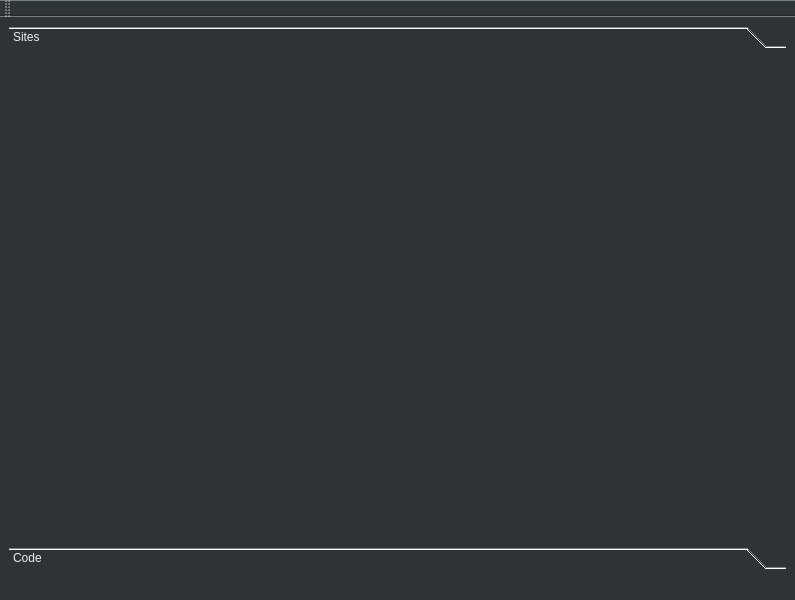
emendir/IPNS-Manager, file MainWindow.ui: the form before one commit.
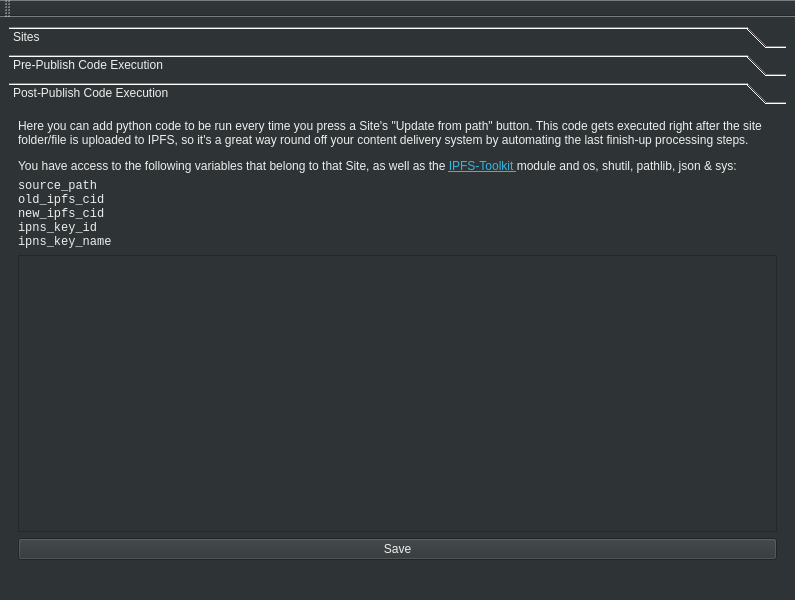
The form after the commit. The open tabs and pages were chosen to show the change.

Commit message: V0.2.0 pre-publish custom code execution feature; Windows binary

What changed in the file:
```diff
--- a/MainWindow.ui
+++ b/MainWindow.ui
@@ -232,7 +232,7 @@
          <x>0</x>
          <y>0</y>
          <width>787</width>
-         <height>476</height>
+         <height>449</height>
         </rect>
        </property>
        <attribute name="label">
@@ -250,7 +250,7 @@
         </rect>
        </property>
        <attribute name="label">
-        <string>Code</string>
+        <string>Pre-Publish Code Execution</string>
        </attribute>
        <layout class="QVBoxLayout" name="verticalLayout">
         <item>
@@ -285,6 +285,78 @@
           <property name="text">
            <string>source_path
 old_ipfs_cid
+ipns_key_id
+ipns_key_name</string>
+          </property>
+          <property name="wordWrap">
+           <bool>true</bool>
+          </property>
+          <property name="margin">
+           <number>6</number>
+          </property>
+         </widget>
+        </item>
+        <item>
+         <widget class="QTextEdit" name="prepublish_codebox">
+          <property name="font">
+           <font>
+            <family>Liberation Mono</family>
+           </font>
+          </property>
+          <property name="toolTip">
+           <string>enter your python code here</string>
+          </property>
+         </widget>
+        </item>
+        <item>
+         <widget class="QPushButton" name="prepublish_code_save_btn">
+          <property name="toolTip">
+           <string>save your custom python code</string>
+          </property>
+          <property name="text">
+           <string>Save</string>
+          </property>
+         </widget>
+        </item>
+       </layout>
+      </widget>
+      <widget class="QWidget" name="PostPublishCodPage">
+       <attribute name="label">
+        <string>Post-Publish Code Execution</string>
+       </attribute>
+       <layout class="QVBoxLayout" name="verticalLayout_2">
+        <item>
+         <widget class="QLabel" name="label_4">
+          <property name="sizePolicy">
+           <sizepolicy hsizetype="Preferred" vsizetype="Preferred">
+            <horstretch>0</horstretch>
+            <verstretch>0</verstretch>
+           </sizepolicy>
+          </property>
+          <property name="text">
+           <string>&lt;html&gt;&lt;head/&gt;&lt;body&gt;&lt;p&gt;Here you can add python code to be run every time you press a Site's &amp;quot;Update from path&amp;quot; button. This code gets executed right after the site folder/file is uploaded to IPFS, so it's a great way round off your content delivery system by automating the last finish-up processing steps.&lt;/p&gt;&lt;p&gt;You have access to the following variables that belong to that Site, as well as the &lt;a href=&quot;https://github.com/emendir/IPFS-Toolkit-Python&quot;&gt;&lt;span style=&quot; text-decoration: underline; color:#2eb8e6;&quot;&gt;IPFS-Toolkit &lt;/span&gt;&lt;/a&gt;module and os, shutil, pathlib, json &amp;amp; sys:&lt;/p&gt;&lt;/body&gt;&lt;/html&gt;</string>
+          </property>
+          <property name="scaledContents">
+           <bool>false</bool>
+          </property>
+          <property name="wordWrap">
+           <bool>true</bool>
+          </property>
+          <property name="margin">
+           <number>0</number>
+          </property>
+         </widget>
+        </item>
+        <item>
+         <widget class="QLabel" name="label_3">
+          <property name="font">
+           <font>
+            <family>Liberation Mono</family>
+           </font>
+          </property>
+          <property name="text">
+           <string>source_path
+old_ipfs_cid
 new_ipfs_cid
 ipns_key_id
 ipns_key_name</string>
@@ -310,7 +382,7 @@
          </widget>
         </item>
         <item>
-         <widget class="QPushButton" name="code_save_btn">
+         <widget class="QPushButton" name="postpublish_code_save_btn">
           <property name="toolTip">
            <string>save your custom python code</string>
           </property>
```
Left out of the diff: 8 changed lines with no effect on the pictures. The commit also changes 10 other files.
